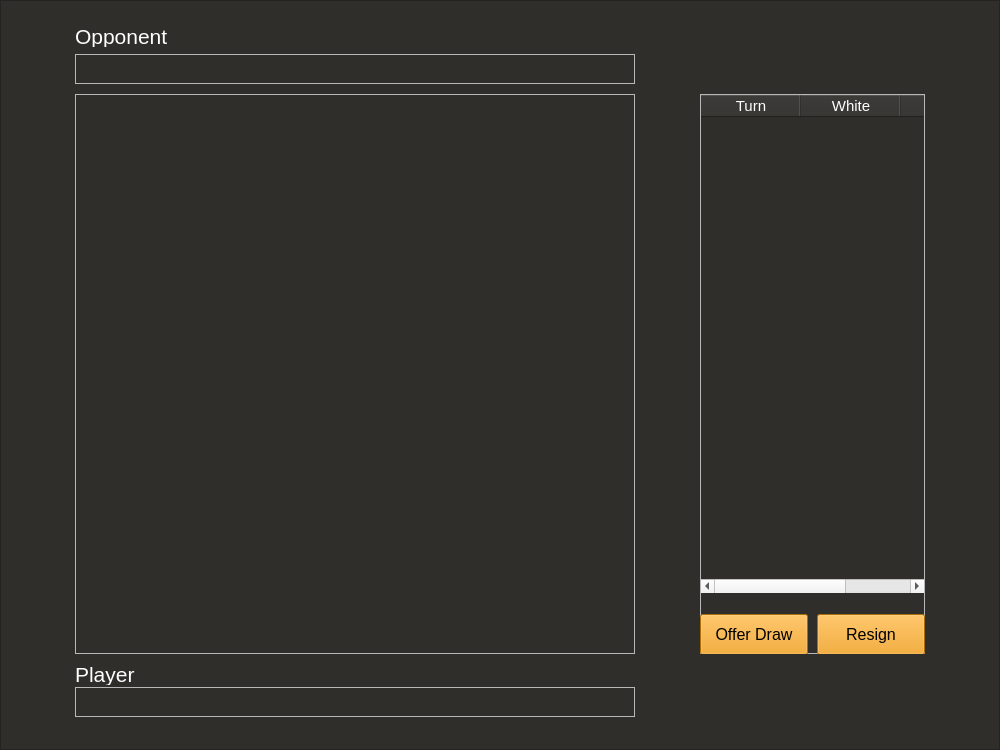
Old version of the form Client/Chess/game.ui in the repository Nulemboon/Online_chess_game.
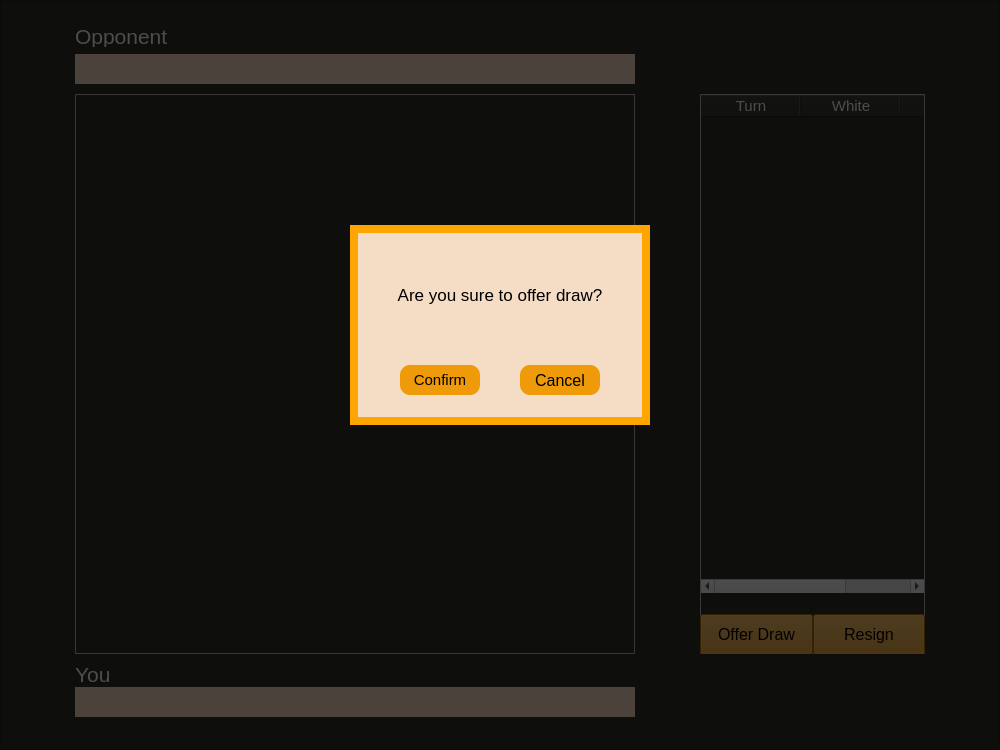
New version of the form.

Diff of the .ui file:
```diff
--- a/Client/Chess/game.ui
+++ b/Client/Chess/game.ui
@@ -81,7 +81,7 @@
      </font>
     </property>
     <property name="text">
-     <string>Player</string>
+     <string>You</string>
     </property>
    </widget>
    <widget class="QFrame" name="frCapturedO">
@@ -93,12 +93,26 @@
       <height>30</height>
      </rect>
     </property>
+    <property name="styleSheet">
+     <string notr="true">background-color: #F4DCC5;</string>
+    </property>
     <property name="frameShape">
      <enum>QFrame::StyledPanel</enum>
     </property>
     <property name="frameShadow">
      <enum>QFrame::Raised</enum>
     </property>
+    <widget class="QWidget" name="horizontalLayoutWidget">
+     <property name="geometry">
+      <rect>
+       <x>0</x>
+       <y>0</y>
+       <width>561</width>
+       <height>31</height>
+      </rect>
+     </property>
+     <layout class="QHBoxLayout" name="hboxOpponent"/>
+    </widget>
    </widget>
    <widget class="QFrame" name="frCapturedP">
     <property name="geometry">
@@ -109,12 +123,26 @@
       <height>30</height>
      </rect>
     </property>
+    <property name="styleSheet">
+     <string notr="true">background-color: #F4DCC5;</string>
+    </property>
     <property name="frameShape">
      <enum>QFrame::StyledPanel</enum>
     </property>
     <property name="frameShadow">
      <enum>QFrame::Raised</enum>
     </property>
+    <widget class="QWidget" name="horizontalLayoutWidget_2">
+     <property name="geometry">
+      <rect>
+       <x>0</x>
+       <y>0</y>
+       <width>561</width>
+       <height>31</height>
+      </rect>
+     </property>
+     <layout class="QHBoxLayout" name="hboxPlayer"/>
+    </widget>
    </widget>
    <widget class="QFrame" name="frame_2">
     <property name="geometry">
@@ -142,7 +170,7 @@
       <rect>
        <x>0</x>
        <y>520</y>
-       <width>108</width>
+       <width>113</width>
        <height>41</height>
       </rect>
      </property>
@@ -159,9 +187,9 @@
     <widget class="QPushButton" name="btnResign">
      <property name="geometry">
       <rect>
-       <x>117</x>
+       <x>113</x>
        <y>520</y>
-       <width>108</width>
+       <width>112</width>
        <height>41</height>
       </rect>
      </property>
@@ -244,6 +272,107 @@
      </column>
     </widget>
    </widget>
+   <widget class="QLabel" name="lbDim">
+    <property name="geometry">
+     <rect>
+      <x>0</x>
+      <y>0</y>
+      <width>1000</width>
+      <height>750</height>
+     </rect>
+    </property>
+    <property name="styleSheet">
+     <string notr="true">background-color: rgba(0,0,0,0.7);</string>
+    </property>
+    <property name="text">
+     <string/>
+    </property>
+   </widget>
+   <widget class="QFrame" name="frConfirm">
+    <property name="geometry">
+     <rect>
+      <x>350</x>
+      <y>225</y>
+      <width>300</width>
+      <height>200</height>
+     </rect>
+    </property>
+    <property name="styleSheet">
+     <string notr="true">QFrame{background-color: #F4DCC5;
+ border: 8px solid orange; }
+
+QPushButton{ border: none; color:black;background-color:#EF9A09;border-radius:10px
+}
+
+QPushButton:hover{background-color:#d98100}</string>
+    </property>
+    <property name="frameShape">
+     <enum>QFrame::StyledPanel</enum>
+    </property>
+    <property name="frameShadow">
+     <enum>QFrame::Raised</enum>
+    </property>
+    <widget class="QLabel" name="lbCfTitle">
+     <property name="geometry">
+      <rect>
+       <x>30</x>
+       <y>45</y>
+       <width>240</width>
+       <height>50</height>
+      </rect>
+     </property>
+     <property name="font">
+      <font>
+       <pointsize>13</pointsize>
+      </font>
+     </property>
+     <property name="styleSheet">
+      <string notr="true">border:none; color: black</string>
+     </property>
+     <property name="text">
+      <string>Are you sure to offer draw?</string>
+     </property>
+     <property name="alignment">
+      <set>Qt::AlignCenter</set>
+     </property>
+    </widget>
+    <widget class="QPushButton" name="btnYes">
+     <property name="geometry">
+      <rect>
+       <x>50</x>
+       <y>140</y>
+       <width>80</width>
+       <height>30</height>
+      </rect>
+     </property>
+     <property name="font">
+      <font>
+       <pointsize>11</pointsize>
+      </font>
+     </property>
+     <property name="text">
+      <string>Confirm</string>
+     </property>
+    </widget>
+    <widget class="QPushButton" name="btnNo">
+     <property name="geometry">
+      <rect>
+       <x>170</x>
+       <y>140</y>
+       <width>80</width>
+       <height>30</height>
+      </rect>
+     </property>
+     <property name="font">
+      <font>
+       <pointsize>12</pointsize>
+      </font>
+     </property>
+     <property name="text">
+      <string>Cancel</string>
+     </property>
+    </widget>
+   </widget>
   </widget>
  </widget>
  <resources/>
```
